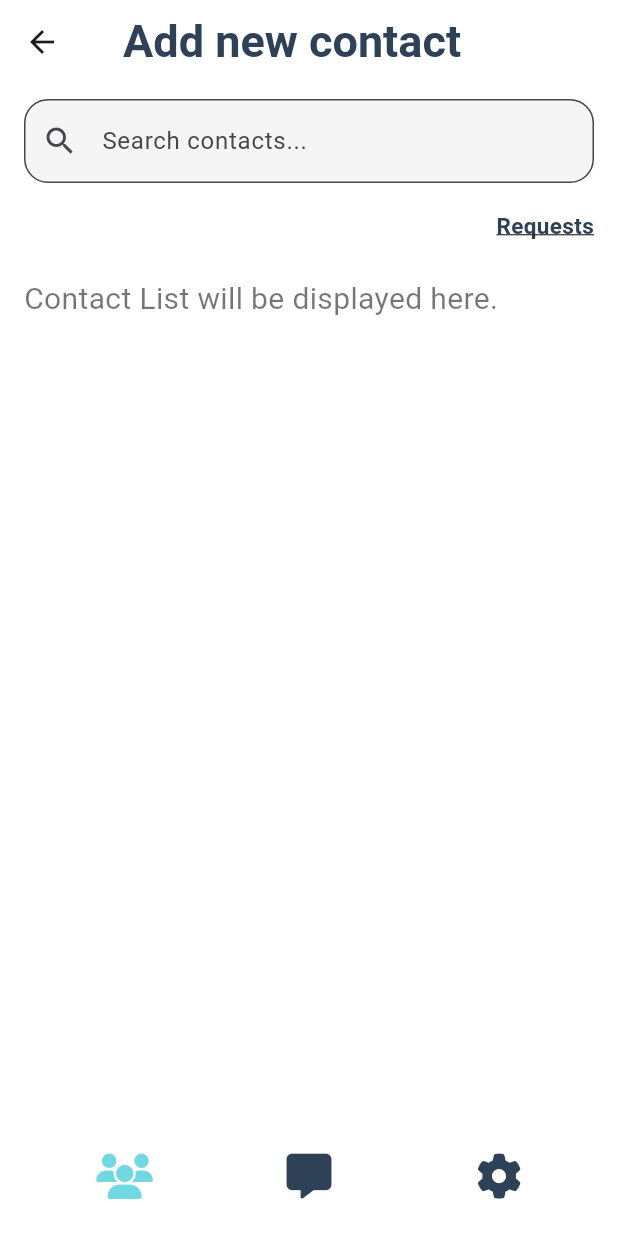
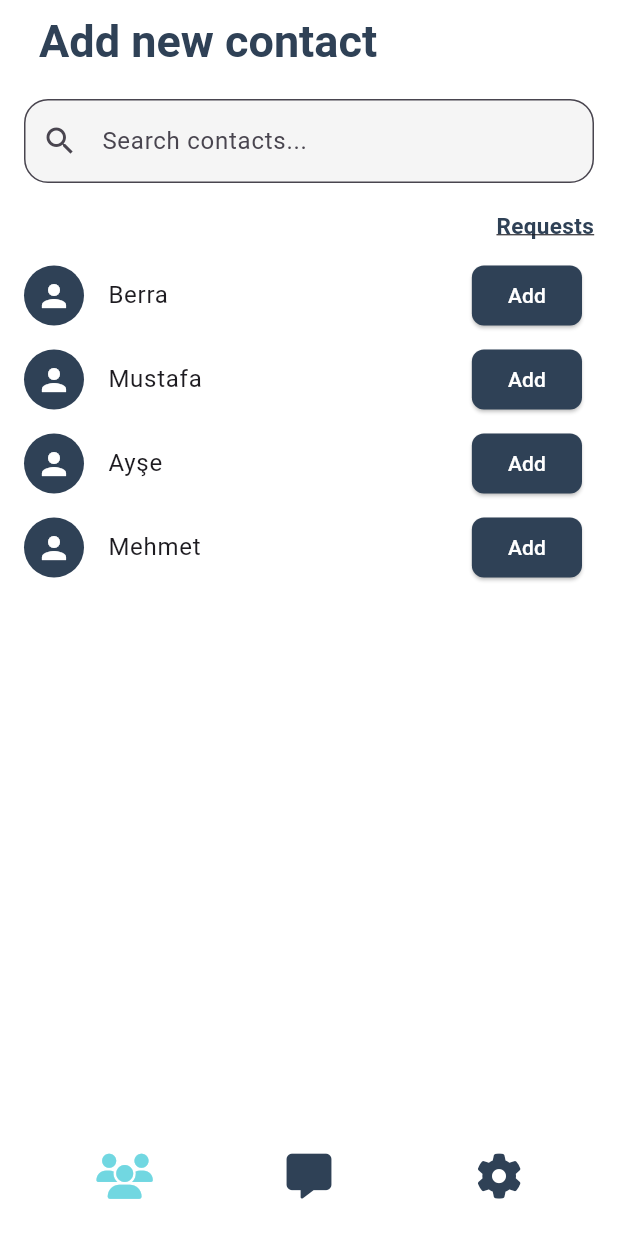
Before and after one commit to miracmuberragul/chatly_frontend, a Flutter app: the ContactScreen screen opened directly, on a phone screen of 412 x 824 dp. Run offline on Flutter 3.47's test engine with Material 3 defaults, Android fonts, the phone set to English and light mode, and no system bars; our stand-ins replace cloud_firestore, firebase_auth, firebase_core, font_awesome_flutter, google_sign_in, sign_in_with_apple; accounts and stored records are empty.

Commit message:
add request button to contact screen

```diff
--- a/chatly/lib/screens/contact_screen.dart
+++ b/chatly/lib/screens/contact_screen.dart
@@ -2,20 +2,45 @@ import 'package:chatly/screens/friend_request_screen.dart';
 import 'package:flutter/material.dart';
 import 'package:font_awesome_flutter/font_awesome_flutter.dart';
 
-class ContactScreen extends StatelessWidget {
+class ContactScreen extends StatefulWidget {
   const ContactScreen({super.key});
+
+  @override
+  State<ContactScreen> createState() => _ContactScreenState();
+}
+
+class _ContactScreenState extends State<ContactScreen> {
+  String query = '';
+  List<String> allContacts = ['Berra', 'Mustafa', 'Ayşe', 'Mehmet'];
+  List<String> filteredContacts = [];
+  Set<String> sentRequests = {}; // 🔹 Gönderilen istekleri takip
+
+  @override
+  void initState() {
+    super.initState();
+    filteredContacts = allContacts;
+  }
+
+  void _filterContacts(String input) {
+    setState(() {
+      query = input;
+      filteredContacts = allContacts
+          .where((name) => name.toLowerCase().contains(input.toLowerCase()))
+          .toList();
+    });
+  }
 
   @override
   Widget build(BuildContext context) {
     return Scaffold(
       backgroundColor: Colors.white,
       appBar: AppBar(
-        title: Padding(
-          padding: const EdgeInsets.all(10.0),
-          child: const Text(
+        title: const Padding(
+          padding: EdgeInsets.all(10.0),
+          child: Text(
             'Add new contact',
             style: TextStyle(
-              color: const Color(0xFF2F4156),
+              color: Color(0xFF2F4156),
               fontSize: 30,
               fontWeight: FontWeight.bold,
             ),
@@ -23,25 +48,32 @@ class ContactScreen extends StatelessWidget {
         ),
         centerTitle: false,
         backgroundColor: Colors.white,
+        elevation: 0,
+        foregroundColor: const Color(0xFF2F4156),
+        automaticallyImplyLeading: false,
       ),
       body: Column(
         crossAxisAlignment: CrossAxisAlignment.start,
         children: [
+          // 🔍 Search bar
           Padding(
             padding: const EdgeInsets.symmetric(
               horizontal: 16.0,
               vertical: 10.0,
             ),
             child: Theme(
-              data: Theme.of(context).copyWith(primaryColor: Color(0xFF2F4156)),
+              data: Theme.of(
+                context,
+              ).copyWith(primaryColor: const Color(0xFF2F4156)),
               child: TextField(
-                cursorColor: Color(0xFF2F4156),
+                cursorColor: const Color(0xFF2F4156),
+                onChanged: _filterContacts,
                 decoration: InputDecoration(
                   hintText: 'Search contacts...',
-                  prefixIcon: Icon(Icons.search),
+                  prefixIcon: const Icon(Icons.search),
                   border: OutlineInputBorder(
                     borderRadius: BorderRadius.circular(16.0),
-                    borderSide: BorderSide(
+                    borderSide: const BorderSide(
                       color: Colors.grey,
                       width: 1.5,
                       style: BorderStyle.solid,
@@ -49,18 +81,19 @@ class ContactScreen extends StatelessWidget {
                   ),
                   focusedBorder: OutlineInputBorder(
                     borderRadius: BorderRadius.circular(16.0),
-                    borderSide: BorderSide(
+                    borderSide: const BorderSide(
                       color: Color(0xFF2F4156),
                       width: 2.0,
                     ),
                   ),
                   filled: true,
                   fillColor: Colors.grey[100],
-                  focusColor: Color(0xFF2F4156),
                 ),
               ),
             ),
           ),
+
+          // 🔗 "Requests" link
           Padding(
             padding: const EdgeInsets.symmetric(
               horizontal: 16.0,
@@ -91,11 +124,51 @@ class ContactScreen extends StatelessWidget {
               ],
             ),
           ),
-          const Padding(
-            padding: EdgeInsets.all(16.0),
-            child: Text(
-              'Contact List will be displayed here.',
-              style: TextStyle(fontSize: 20, color: Colors.black54),
+
+          // 👥 Contact list
+          Expanded(
+            child: ListView.builder(
+              itemCount: filteredContacts.length,
+              itemBuilder: (context, index) {
+                final name = filteredContacts[index];
+                final alreadySent = sentRequests.contains(name);
+
+                return ListTile(
+                  leading: const CircleAvatar(
+                    backgroundColor: Color(0xFF2F4156),
+                    child: Icon(Icons.person, color: Colors.white),
+                  ),
+                  title: Text(name),
+                  trailing: ElevatedButton(
+                    onPressed: alreadySent
+                        ? null
+                        : () {
+                            setState(() {
+                              sentRequests.add(name);
+                            });
+
+                            ScaffoldMessenger.of(context).showSnackBar(
+                              SnackBar(
+                                content: Text('Friend request sent to $name'),
+                                duration: const Duration(seconds: 2),
+                              ),
+                            );
+                          },
+                    style: ElevatedButton.styleFrom(
+                      backgroundColor: alreadySent
+                          ? Colors.grey
+                          : const Color(0xFF2F4156),
+                      shape: RoundedRectangleBorder(
+                        borderRadius: BorderRadius.circular(8),
+                      ),
+                    ),
+                    child: Text(
+                      alreadySent ? 'Sent' : 'Add',
+                      style: const TextStyle(color: Colors.white),
+                    ),
+                  ),
+                );
+              },
             ),
           ),
         ],
@@ -106,34 +179,28 @@ class ContactScreen extends StatelessWidget {
           mainAxisAlignment: MainAxisAlignment.spaceAround,
           children: [
             IconButton(
-              icon: Icon(
+              icon: const Icon(
                 FontAwesomeIcons.users,
                 color: Color(0xFF71D7E1),
                 size: 30,
               ),
-              onPressed: () {
-                // Navigate to add contact
-              },
+              onPressed: () {},
             ),
             IconButton(
-              icon: Icon(
+              icon: const Icon(
                 FontAwesomeIcons.solidMessage,
                 color: Color(0xFF2F4156),
                 size: 30,
               ),
-              onPressed: () {
-                // Navigate to chat
-              },
+              onPressed: () {},
             ),
             IconButton(
-              icon: Icon(
+              icon: const Icon(
                 FontAwesomeIcons.gear,
                 color: Color(0xFF2F4156),
                 size: 30,
               ),
-              onPressed: () {
-                // Navigate to settings
-              },
+              onPressed: () {},
             ),
           ],
         ),
```
